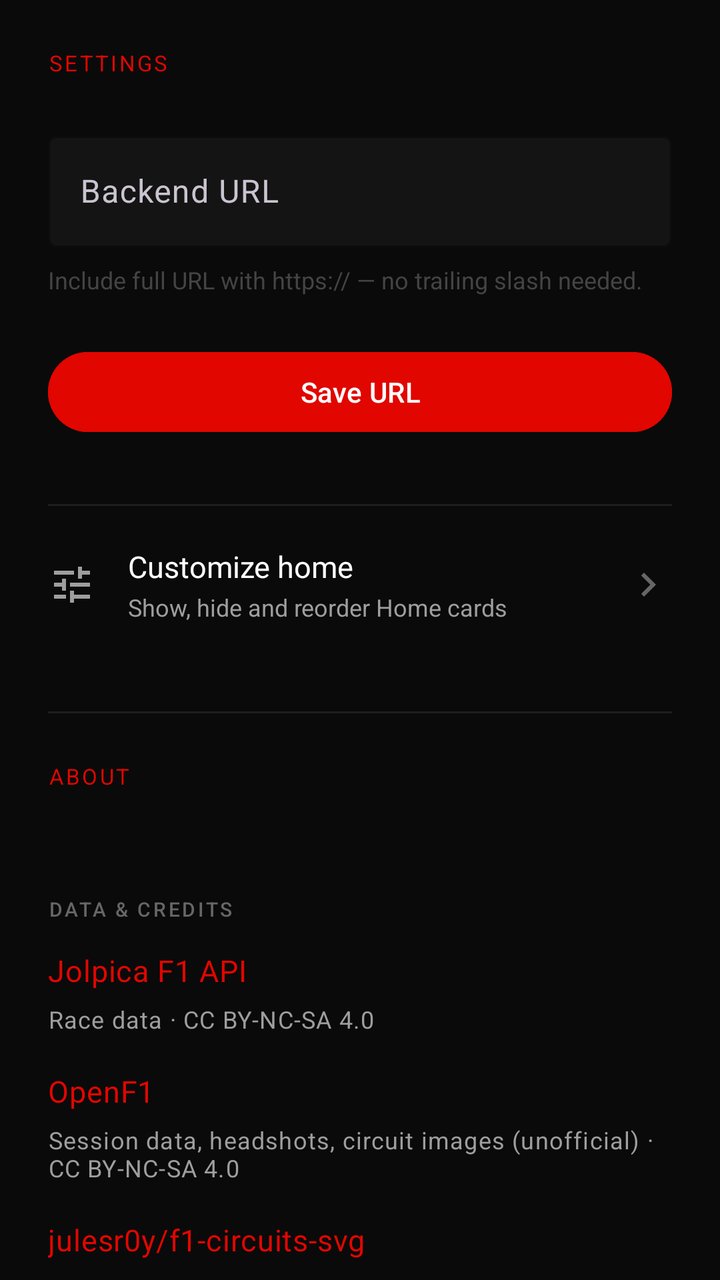
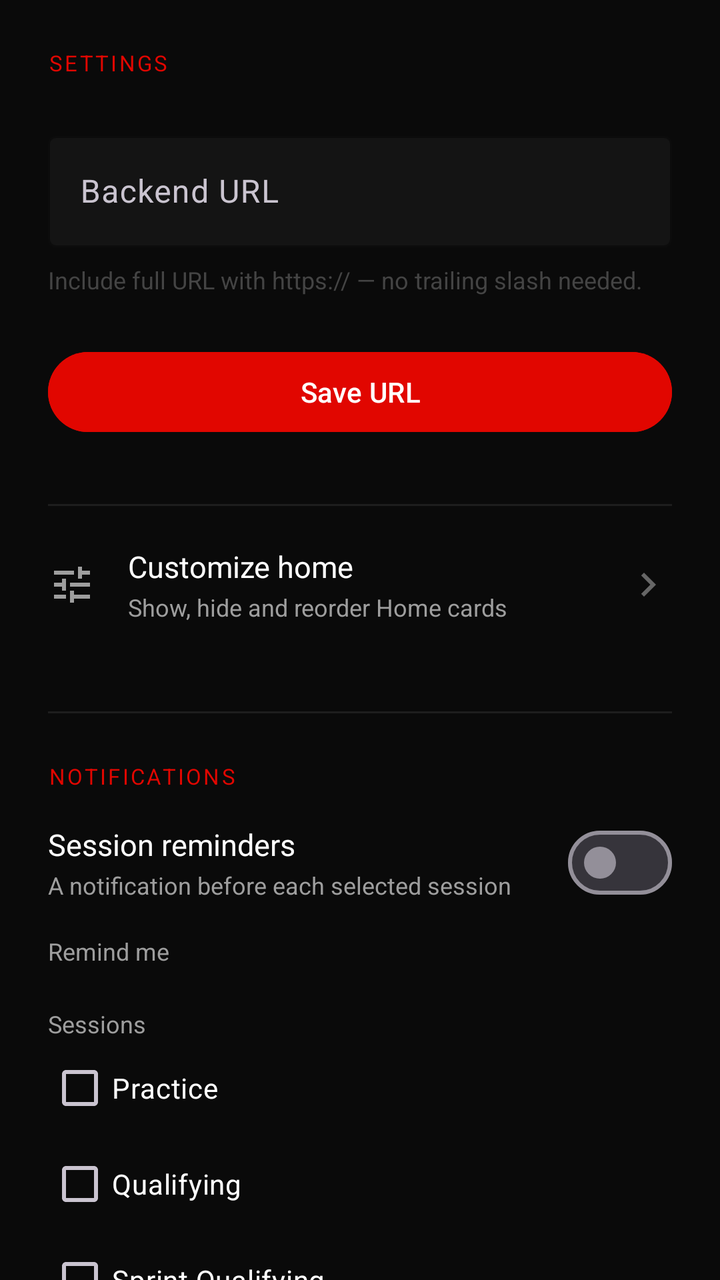

Compare the two renders of this Android layout. The source of the first and the diff that turns it into the second are given below.
<!-- AndroidManifest.xml: application theme Theme.F1Stats -->
<!-- res/layout/fragment_settings.xml -->
<?xml version="1.0" encoding="utf-8"?>
<androidx.core.widget.NestedScrollView
    xmlns:android="http://schemas.android.com/apk/res/android"
    xmlns:app="http://schemas.android.com/apk/res-auto"
    android:layout_width="match_parent"
    android:layout_height="match_parent"
    android:background="@color/bg_dark">

<LinearLayout
    android:layout_width="match_parent"
    android:layout_height="wrap_content"
    android:orientation="vertical"
    android:padding="@dimen/spacing_lg">

    <TextView
        android:text="SETTINGS"
        android:textColor="@color/f1_red"
        android:textSize="@dimen/text_small"
        android:letterSpacing="0.1"
        android:layout_width="wrap_content"
        android:layout_height="wrap_content"
        android:layout_marginBottom="@dimen/spacing_lg" />

    <com.google.android.material.textfield.TextInputLayout
        android:id="@+id/til_base_url"
        android:layout_width="match_parent"
        android:layout_height="wrap_content"
        android:hint="Backend URL"
        app:boxBackgroundColor="@color/bg_surface"
        app:hintTextColor="@color/text_secondary"
        app:boxStrokeColor="@color/f1_red"
        style="@style/Widget.Material3.TextInputLayout.OutlinedBox">

        <com.google.android.material.textfield.TextInputEditText
            android:id="@+id/et_base_url"
            android:layout_width="match_parent"
            android:layout_height="wrap_content"
            android:textColor="@color/text_primary"
            android:inputType="textUri"
            android:singleLine="true" />

    </com.google.android.material.textfield.TextInputLayout>

    <TextView
        android:text="Include full URL with https:// — no trailing slash needed."
        android:textColor="@color/text_hint"
        android:textSize="@dimen/text_metadata"
        android:layout_width="wrap_content"
        android:layout_height="wrap_content"
        android:layout_marginTop="@dimen/spacing_sm" />

    <com.google.android.material.button.MaterialButton
        android:id="@+id/btn_save_url"
        android:layout_width="match_parent"
        android:layout_height="wrap_content"
        android:text="Save URL"
        android:layout_marginTop="@dimen/spacing_lg"
        style="@style/Widget.Material3.Button"
        android:backgroundTint="@color/f1_red" />

    

    <View
        style="@style/Widget.F1.Divider"
        android:layout_marginTop="@dimen/spacing_xl" />

    <LinearLayout
        android:id="@+id/row_customize_home"
        style="@style/Widget.F1.ListRow"
        android:layout_width="match_parent"
        android:layout_height="wrap_content"
        android:layout_marginTop="@dimen/spacing_sm"
        android:paddingStart="0dp"
        android:paddingEnd="0dp"
        android:clickable="true"
        android:focusable="true"
        android:gravity="center_vertical"
        android:orientation="horizontal">

        <ImageView
            android:layout_width="24dp"
            android:layout_height="24dp"
            android:src="@drawable/ic_tune"
            app:tint="@color/text_secondary"
            android:importantForAccessibility="no" />

        <LinearLayout
            android:layout_width="0dp"
            android:layout_height="wrap_content"
            android:layout_weight="1"
            android:layout_marginStart="@dimen/spacing_md"
            android:orientation="vertical">

            <TextView
                android:layout_width="wrap_content"
                android:layout_height="wrap_content"
                android:text="@string/customize_home_title"
                android:textColor="@color/text_primary"
                android:textSize="@dimen/text_body" />

            <TextView
                android:layout_width="wrap_content"
                android:layout_height="wrap_content"
                android:layout_marginTop="2dp"
                android:text="@string/customize_home_description"
                android:textColor="@color/text_secondary"
                android:textSize="@dimen/text_metadata" />

        </LinearLayout>

        <ImageView
            android:layout_width="24dp"
            android:layout_height="24dp"
            android:src="@drawable/ic_chevron_right"
            app:tint="@color/text_tertiary"
            android:importantForAccessibility="no" />

    </LinearLayout>

    

    <View
        style="@style/Widget.F1.Divider"
        android:layout_marginTop="@dimen/spacing_xl" />

    <TextView
        android:text="@string/about_title"
        android:textAllCaps="true"
        android:textColor="@color/f1_red"
        android:textSize="@dimen/text_small"
        android:letterSpacing="0.1"
        android:layout_width="wrap_content"
        android:layout_height="wrap_content"
        android:layout_marginTop="@dimen/spacing_lg" />

    <TextView
        android:id="@+id/tv_app_version"
        android:layout_width="wrap_content"
        android:layout_height="wrap_content"
        android:layout_marginTop="@dimen/spacing_sm"
        android:textAppearance="@style/TextAppearance.F1.Body" />

    <TextView
        style="@style/Widget.F1.SectionLabel"
        android:layout_width="wrap_content"
        android:layout_height="wrap_content"
        android:text="@string/about_credits_title" />

    <TextView
        android:id="@+id/tv_credit_jolpica"
        style="@style/Widget.F1.CreditName"
        android:layout_marginTop="0dp"
        android:text="@string/credit_jolpica_name" />
    <TextView
        style="@style/Widget.F1.CreditDetail"
        android:text="@string/credit_jolpica_detail" />

    <TextView
        android:id="@+id/tv_credit_openf1"
        style="@style/Widget.F1.CreditName"
        android:text="@string/credit_openf1_name" />
    <TextView
        style="@style/Widget.F1.CreditDetail"
        android:text="@string/credit_openf1_detail" />

    <TextView
        android:id="@+id/tv_credit_circuits"
        style="@style/Widget.F1.CreditName"
        android:text="@string/credit_circuits_name" />
    <TextView
        style="@style/Widget.F1.CreditDetail"
        android:text="@string/credit_circuits_detail" />

    <TextView
        android:id="@+id/tv_credit_multiviewer"
        style="@style/Widget.F1.CreditName"
        android:text="@string/credit_multiviewer_name" />
    <TextView
        style="@style/Widget.F1.CreditDetail"
        android:text="@string/credit_multiviewer_detail" />
    <TextView
        style="@style/Widget.F1.CreditDetail"
        android:layout_marginTop="@dimen/spacing_xs"
        android:text="@string/credit_track_maps_detail" />

    <TextView
        android:id="@+id/tv_credit_flagpedia"
        style="@style/Widget.F1.CreditName"
        android:text="@string/credit_flagpedia_name" />
    <TextView
        style="@style/Widget.F1.CreditDetail"
        android:text="@string/credit_flagpedia_detail" />

    <TextView
        android:id="@+id/tv_credit_openmeteo"
        style="@style/Widget.F1.CreditName"
        android:text="@string/credit_openmeteo_name" />
    <TextView
        style="@style/Widget.F1.CreditDetail"
        android:text="@string/credit_openmeteo_detail" />

    <TextView
        android:id="@+id/tv_credit_mpandroidchart"
        style="@style/Widget.F1.CreditName"
        android:text="@string/credit_mpandroidchart_name" />
    <TextView
        style="@style/Widget.F1.CreditDetail"
        android:text="@string/credit_mpandroidchart_detail" />

    <TextView
        style="@style/Widget.F1.CreditDetail"
        android:layout_marginTop="@dimen/spacing_row"
        android:text="@string/credit_news_detail" />

    <TextView
        android:layout_width="match_parent"
        android:layout_height="wrap_content"
        android:layout_marginTop="@dimen/spacing_lg"
        android:text="@string/about_disclaimer"
        android:textColor="@color/text_tertiary"
        android:textSize="@dimen/text_metadata" />

</LinearLayout>

</androidx.core.widget.NestedScrollView>
<!-- resources referenced by this layout -->
<resources>
  <color name="bg_dark">#0A0A0A</color>
  <color name="bg_surface">#141414</color>
  <color name="f1_red">#E10600</color>
  <color name="text_hint">#444444</color>
  <color name="text_primary">#FFFFFF</color>
  <color name="text_secondary">#9E9E9E</color>
  <color name="text_tertiary">#666666</color>
  <dimen name="spacing_lg">24dp</dimen>
  <dimen name="spacing_md">16dp</dimen>
  <dimen name="spacing_row">12dp</dimen>
  <dimen name="spacing_sm">8dp</dimen>
  <dimen name="spacing_xl">32dp</dimen>
  <dimen name="spacing_xs">4dp</dimen>
  <dimen name="text_body">15sp</dimen>
  <dimen name="text_metadata">12sp</dimen>
  <dimen name="text_small">11sp</dimen>
  <string name="about_credits_title">Data &amp; credits</string>
  <string name="about_disclaimer">This app is unofficial and is not associated in any way with the Formula 1 companies. F1, FORMULA ONE, FORMULA 1 and related marks are trade marks of Formula One Licensing B.V.</string>
  <string name="about_title">About</string>
  <string name="credit_circuits_detail">Circuit layouts · CC BY 4.0</string>
  <string name="credit_circuits_name">julesr0y/f1-circuits-svg</string>
  <string name="credit_flagpedia_detail">Country flags</string>
  <string name="credit_flagpedia_name">Flagpedia (flagcdn.com)</string>
  <string name="credit_jolpica_detail">Race data · CC BY-NC-SA 4.0</string>
  <string name="credit_jolpica_name">Jolpica F1 API</string>
  <string name="credit_mpandroidchart_detail">Charts by Philipp Jahoda · Apache License 2.0</string>
  <string name="credit_mpandroidchart_name">MPAndroidChart</string>
  <string name="credit_multiviewer_detail">Corner data</string>
  <string name="credit_multiviewer_name">MultiViewer</string>
  <string name="credit_news_detail">News headlines link to their publishers: Autosport, Motorsport.com, The Race</string>
  <string name="credit_openf1_detail">Session data, headshots, circuit images (unofficial) · CC BY-NC-SA 4.0</string>
  <string name="credit_openf1_name">OpenF1</string>
  <string name="credit_openmeteo_detail">Weather forecasts · CC BY 4.0</string>
  <string name="credit_openmeteo_name">Open-Meteo</string>
  <string name="credit_track_maps_detail">Circuit maps are generated from OpenF1 position data, with corner data from MultiViewer</string>
  <string name="customize_home_description">Show, hide and reorder Home cards</string>
  <string name="customize_home_title">Customize home</string>
  <color name="bg_elevated">#1E1E1E</color>
  <color name="white">#FFFFFFFF</color>
  <color name="black">#FF000000</color>
  <!-- unchanged entries left out for length: 11 -->
</resources>

<!-- the commit's change to res/layout/fragment_settings.xml (unified diff, before → after) -->
@@ -124,6 +124,255 @@
         android:layout_marginTop="@dimen/spacing_xl" />
 
     <TextView
+        android:text="@string/settings_notifications_title"
+        android:textAllCaps="true"
+        android:textColor="@color/f1_red"
+        android:textSize="@dimen/text_small"
+        android:letterSpacing="0.1"
+        android:layout_width="wrap_content"
+        android:layout_height="wrap_content"
+        android:layout_marginTop="@dimen/spacing_lg" />
+
+    <LinearLayout
+        android:layout_width="match_parent"
+        android:layout_height="wrap_content"
+        android:layout_marginTop="@dimen/spacing_sm"
+        android:gravity="center_vertical"
+        android:minHeight="56dp"
+        android:orientation="horizontal">
+
+        <LinearLayout
+            android:layout_width="0dp"
+            android:layout_height="wrap_content"
+            android:layout_weight="1"
+            android:orientation="vertical">
+
+            <TextView
+                android:layout_width="wrap_content"
+                android:layout_height="wrap_content"
+                android:text="@string/settings_reminders"
+                android:textColor="@color/text_primary"
+                android:textSize="@dimen/text_body" />
+
+            <TextView
+                android:layout_width="wrap_content"
+                android:layout_height="wrap_content"
+                android:layout_marginTop="2dp"
+                android:text="@string/settings_reminders_description"
+                android:textColor="@color/text_secondary"
+                android:textSize="@dimen/text_metadata" />
+
+        </LinearLayout>
+
+        <com.google.android.material.materialswitch.MaterialSwitch
+            android:id="@+id/switch_reminders"
+            android:layout_width="wrap_content"
+            android:layout_height="wrap_content"
+            android:layout_marginStart="@dimen/spacing_md"
+            android:contentDescription="@string/settings_reminders" />
+
+    </LinearLayout>
+
+    <LinearLayout
+        android:id="@+id/group_reminder_options"
+        android:layout_width="match_parent"
+        android:layout_height="wrap_content"
+        android:orientation="vertical">
+
+        <TextView
+            android:layout_width="wrap_content"
+            android:layout_height="wrap_content"
+            android:layout_marginTop="@dimen/spacing_sm"
+            android:text="@string/settings_reminder_lead"
+            android:textColor="@color/text_secondary"
+            android:textSize="@dimen/text_metadata" />
+
+        <com.google.android.material.button.MaterialButtonToggleGroup
+            android:id="@+id/toggle_lead_time"
+            android:layout_width="match_parent"
+            android:layout_height="wrap_content"
+            android:layout_marginTop="@dimen/spacing_xs"
+            app:singleSelection="true"
+            app:selectionRequired="true">
+
+            <Button
+                android:id="@+id/btn_lead_15"
+                style="?attr/materialButtonOutlinedStyle"
+                android:layout_width="0dp"
+                android:layout_height="wrap_content"
+                android:layout_weight="1"
+                android:text="@string/settings_reminder_lead_15" />
+
+            <Button
+                android:id="@+id/btn_lead_30"
+                style="?attr/materialButtonOutlinedStyle"
+                android:layout_width="0dp"
+                android:layout_height="wrap_content"
+                android:layout_weight="1"
+                android:text="@string/settings_reminder_lead_30" />
+
+            <Button
+                android:id="@+id/btn_lead_60"
+                style="?attr/materialButtonOutlinedStyle"
+                android:layout_width="0dp"
+                android:layout_height="wrap_content"
+                android:layout_weight="1"
+                android:text="@string/settings_reminder_lead_60" />
+
+        </com.google.android.material.button.MaterialButtonToggleGroup>
+
+        <TextView
+            android:layout_width="wrap_content"
+            android:layout_height="wrap_content"
+            android:layout_marginTop="@dimen/spacing_md"
+            android:text="@string/settings_reminder_sessions"
+            android:textColor="@color/text_secondary"
+            android:textSize="@dimen/text_metadata" />
+
+        <com.google.android.material.checkbox.MaterialCheckBox
+            android:id="@+id/cb_session_practice"
+            android:layout_width="match_parent"
+            android:layout_height="wrap_content"
+            android:text="@string/settings_session_practice"
+            android:textColor="@color/text_primary" />
+
+        <com.google.android.material.checkbox.MaterialCheckBox
+            android:id="@+id/cb_session_qualifying"
+            android:layout_width="match_parent"
+            android:layout_height="wrap_content"
+            android:text="@string/settings_session_qualifying"
+            android:textColor="@color/text_primary" />
+
+        <com.google.android.material.checkbox.MaterialCheckBox
+            android:id="@+id/cb_session_sprint_qualifying"
+            android:layout_width="match_parent"
+            android:layout_height="wrap_content"
+            android:text="@string/settings_session_sprint_qualifying"
+            android:textColor="@color/text_primary" />
+
+        <com.google.android.material.checkbox.MaterialCheckBox
+            android:id="@+id/cb_session_sprint"
+            android:layout_width="match_parent"
+            android:layout_height="wrap_content"
+            android:text="@string/settings_session_sprint"
+            android:textColor="@color/text_primary" />
+
+        <com.google.android.material.checkbox.MaterialCheckBox
+            android:id="@+id/cb_session_race"
+            android:layout_width="match_parent"
+            android:layout_height="wrap_content"
+            android:text="@string/settings_session_race"
+            android:textColor="@color/text_primary" />
+
+        <LinearLayout
+            android:id="@+id/row_exact_alarms"
+            android:layout_width="match_parent"
+            android:layout_height="wrap_content"
+            android:layout_marginTop="@dimen/spacing_sm"
+            android:orientation="vertical"
+            android:visibility="gone">
+
+            <TextView
+                android:layout_width="wrap_content"
+                android:layout_height="wrap_content"
+                android:text="@string/settings_exact_alarms_off"
+                android:textColor="@color/text_tertiary"
+                android:textSize="@dimen/text_metadata" />
+
+            <com.google.android.material.button.MaterialButton
+                android:id="@+id/btn_exact_alarms"
+                style="@style/Widget.Material3.Button.TextButton"
+                android:layout_width="wrap_content"
+                android:layout_height="wrap_content"
+                android:paddingStart="0dp"
+                android:paddingEnd="0dp"
+                android:text="@string/settings_exact_alarms_allow"
+                android:textColor="@color/f1_red" />
+
+        </LinearLayout>
+
+    </LinearLayout>
+
+    <LinearLayout
+        android:id="@+id/row_results"
+        android:layout_width="match_parent"
+        android:layout_height="wrap_content"
+        android:layout_marginTop="@dimen/spacing_md"
+        android:background="?attr/selectableItemBackground"
+        android:gravity="center_vertical"
+        android:minHeight="56dp"
+        android:orientation="horizontal">
+
+        <LinearLayout
+            android:layout_width="0dp"
+            android:layout_height="wrap_content"
+            android:layout_weight="1"
+            android:orientation="vertical">
+
+            <TextView
+                android:layout_width="wrap_content"
+                android:layout_height="wrap_content"
+                android:text="@string/settings_results"
+                android:textColor="@color/text_primary"
+                android:textSize="@dimen/text_body" />
+
+            <TextView
+                android:id="@+id/tv_results_description"
+                android:layout_width="wrap_content"
+                android:layout_height="wrap_content"
+                android:layout_marginTop="2dp"
+                android:text="@string/settings_results_description"
+                android:textColor="@color/text_secondary"
+                android:textSize="@dimen/text_metadata" />
+
+        </LinearLayout>
+
+        <com.google.android.material.materialswitch.MaterialSwitch
+            android:id="@+id/switch_results"
+            android:layout_width="wrap_content"
+            android:layout_height="wrap_content"
+            android:layout_marginStart="@dimen/spacing_md"
+            android:contentDescription="@string/settings_results" />
+
+    </LinearLayout>
+
+    
+    <LinearLayout
+        android:id="@+id/group_notification_debug"
+        android:layout_width="match_parent"
+        android:layout_height="wrap_content"
+        android:orientation="vertical"
+        android:visibility="gone">
+
+        <TextView
+            style="@style/Widget.F1.SectionLabel"
+            android:layout_width="wrap_content"
+            android:layout_height="wrap_content"
+            android:text="@string/settings_debug_title" />
+
+        <com.google.android.material.button.MaterialButton
+            android:id="@+id/btn_debug_test_reminder"
+            style="@style/Widget.Material3.Button.OutlinedButton"
+            android:layout_width="match_parent"
+            android:layout_height="wrap_content"
+            android:text="@string/settings_debug_test_reminder" />
+
+        <com.google.android.material.button.MaterialButton
+            android:id="@+id/btn_debug_results_check"
+            style="@style/Widget.Material3.Button.OutlinedButton"
+            android:layout_width="match_parent"
+            android:layout_height="wrap_content"
+            android:text="@string/settings_debug_results_check" />
+
+    </LinearLayout>
+
+    
+
+    <View
+        style="@style/Widget.F1.Divider"
+        android:layout_marginTop="@dimen/spacing_xl" />
+
+    <TextView
         android:text="@string/about_title"
         android:textAllCaps="true"
         android:textColor="@color/f1_red"
<!-- resource entries referenced after the edit -->
@@ -37,6 +37,26 @@
   <string name="credit_track_maps_detail">Circuit maps are generated from OpenF1 position data, with corner data from MultiViewer</string>
   <string name="customize_home_description">Show, hide and reorder Home cards</string>
   <string name="customize_home_title">Customize home</string>
+  <string name="settings_debug_results_check">Run results check for last race</string>
+  <string name="settings_debug_test_reminder">Send test reminder</string>
+  <string name="settings_debug_title">Debug</string>
+  <string name="settings_exact_alarms_allow">Allow exact alarms</string>
+  <string name="settings_exact_alarms_off">Reminders may arrive a few minutes early or late</string>
+  <string name="settings_notifications_title">Notifications</string>
+  <string name="settings_reminder_lead">Remind me</string>
+  <string name="settings_reminder_lead_15">15 min</string>
+  <string name="settings_reminder_lead_30">30 min</string>
+  <string name="settings_reminder_lead_60">1 hour</string>
+  <string name="settings_reminder_sessions">Sessions</string>
+  <string name="settings_reminders">Session reminders</string>
+  <string name="settings_reminders_description">A notification before each selected session</string>
+  <string name="settings_results">Favourite results</string>
+  <string name="settings_results_description">Race and sprint results for your favourite driver and team</string>
+  <string name="settings_session_practice">Practice</string>
+  <string name="settings_session_qualifying">Qualifying</string>
+  <string name="settings_session_race">Race</string>
+  <string name="settings_session_sprint">Sprint</string>
+  <string name="settings_session_sprint_qualifying">Sprint Qualifying</string>
   <color name="bg_elevated">#1E1E1E</color>
   <color name="white">#FFFFFFFF</color>
   <color name="black">#FF000000</color>
